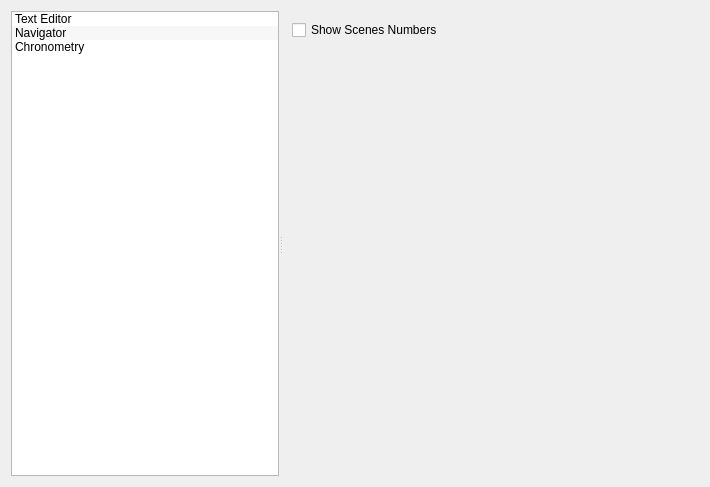
First picture: the form in src/UserInterfaceLayer/Settings/SettingsView.ui, repository dimkanovikov/KITScenarist, before the edit.
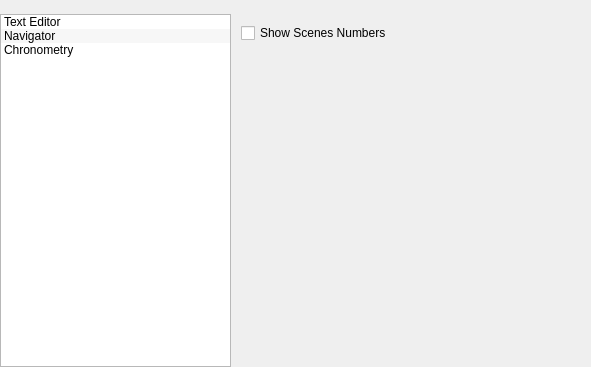
Second picture: the form after the edit. Icons and pictures are not drawn.

```diff
--- a/src/UserInterfaceLayer/Settings/SettingsView.ui
+++ b/src/UserInterfaceLayer/Settings/SettingsView.ui
@@ -6,19 +6,50 @@
    <rect>
     <x>0</x>
     <y>0</y>
-    <width>710</width>
-    <height>487</height>
+    <width>591</width>
+    <height>367</height>
    </rect>
   </property>
   <property name="windowTitle">
    <string>Dialog</string>
   </property>
   <layout class="QGridLayout" name="gridLayout">
+   <property name="leftMargin">
+    <number>0</number>
+   </property>
+   <property name="topMargin">
+    <number>0</number>
+   </property>
+   <property name="rightMargin">
+    <number>0</number>
+   </property>
+   <property name="bottomMargin">
+    <number>0</number>
+   </property>
+   <property name="spacing">
+    <number>0</number>
+   </property>
    <item row="0" column="0">
+    <widget class="QLabel" name="topEmptyLabel">
+     <property name="text">
+      <string/>
+     </property>
+    </widget>
+   </item>
+   <item row="1" column="0">
     <widget class="QSplitter" name="splitter">
+     <property name="sizePolicy">
+      <sizepolicy hsizetype="Expanding" vsizetype="Expanding">
+       <horstretch>0</horstretch>
+       <verstretch>0</verstretch>
+      </sizepolicy>
+     </property>
      <property name="orientation">
       <enum>Qt::Horizontal</enum>
      </property>
+     <property name="handleWidth">
+      <number>1</number>
+     </property>
      <widget class="QListWidget" name="categories">
       <property name="sizePolicy">
        <sizepolicy hsizetype="Preferred" vsizetype="Expanding">
```
